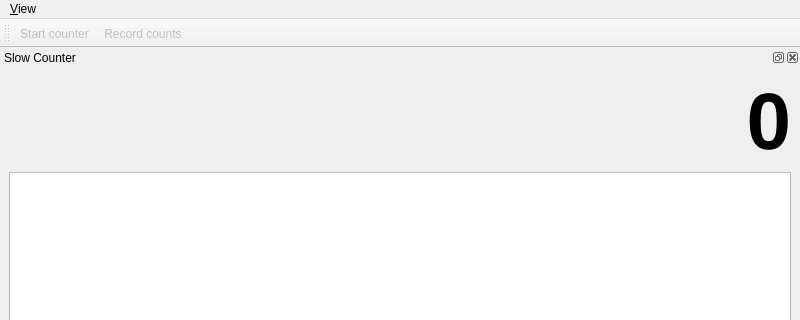
The window that gui/counter/ui_slow_counter.ui (Ulm-IQO/qudi) describes before a commit, drawn with Qt 5; both pictures show x 0 to 800 and y 0 to 320 of the 800 by 600 pixel window.
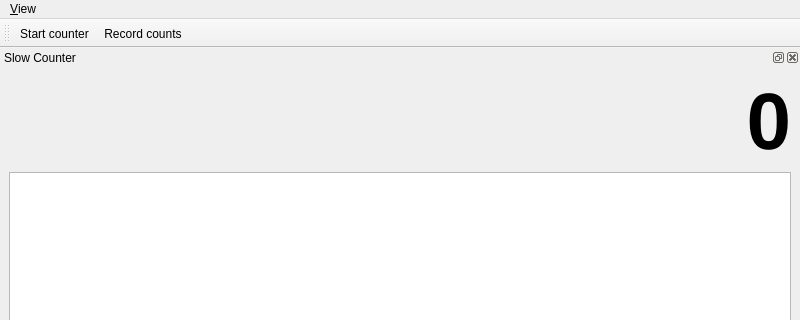
The same window after the commit. Icons and pictures are not drawn. Custom widgets are drawn as their Qt base class.

```diff
--- a/gui/counter/ui_slow_counter.ui
+++ b/gui/counter/ui_slow_counter.ui
@@ -276,7 +276,7 @@
   </widget>
   <widget class="QToolBar" name="counting_control_ToolBar">
    <property name="enabled">
-    <bool>false</bool>
+    <bool>true</bool>
    </property>
    <property name="windowTitle">
     <string>Counting Controls</string>
```
